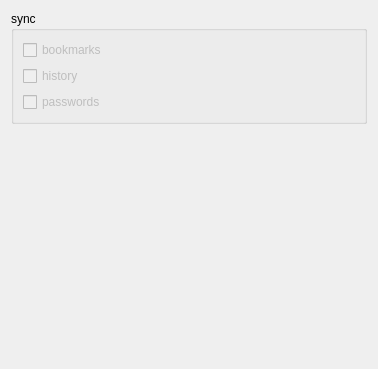
Old version of the form src/sync/sync_data.ui in the repository KDE/rekonq.
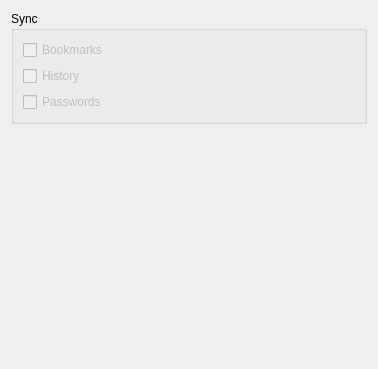
New version of the form.

Commit message: Fix inconsistent capitalization in sync configuration windows

What changed in the file:
```diff
--- a/src/sync/sync_data.ui
+++ b/src/sync/sync_data.ui
@@ -20,7 +20,7 @@
    <item>
     <widget class="QGroupBox" name="syncGroupBox">
      <property name="title">
-      <string>sync</string>
+      <string>Sync</string>
      </property>
      <layout class="QVBoxLayout" name="verticalLayout">
       <item>
@@ -29,7 +29,7 @@
          <bool>false</bool>
         </property>
         <property name="text">
-         <string>bookmarks</string>
+         <string>Bookmarks</string>
         </property>
        </widget>
       </item>
@@ -39,7 +39,7 @@
          <bool>false</bool>
         </property>
         <property name="text">
-         <string>history</string>
+         <string>History</string>
         </property>
        </widget>
       </item>
@@ -49,7 +49,7 @@
          <bool>false</bool>
         </property>
         <property name="text">
-         <string>passwords</string>
+         <string>Passwords</string>
         </property>
        </widget>
       </item>
```
The commit also changes 4 other files.
